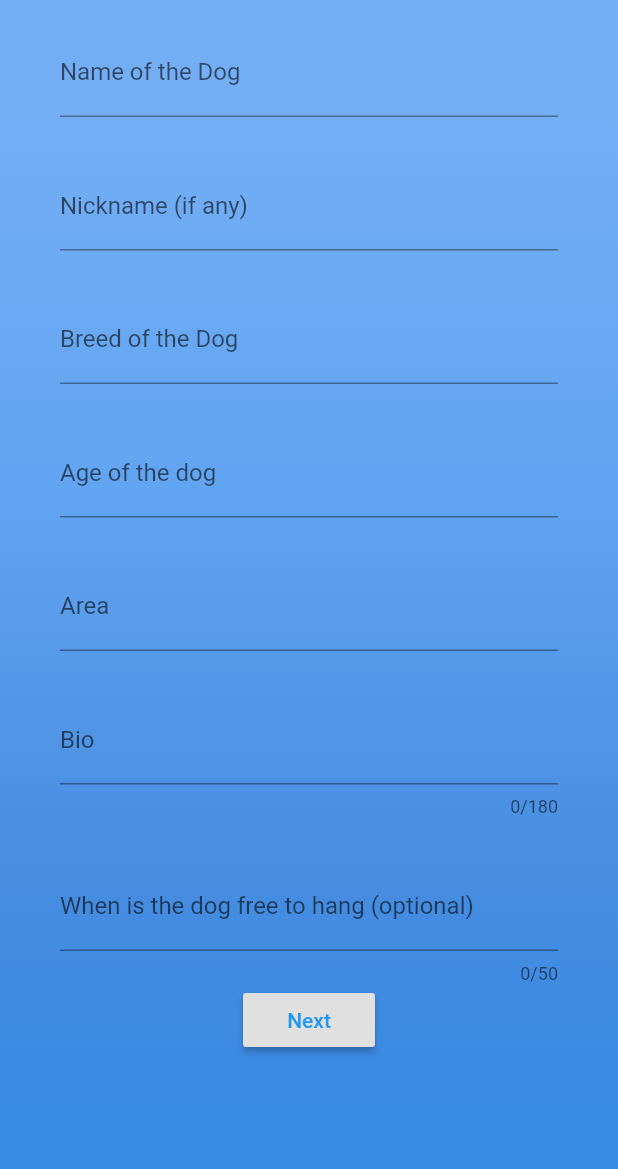
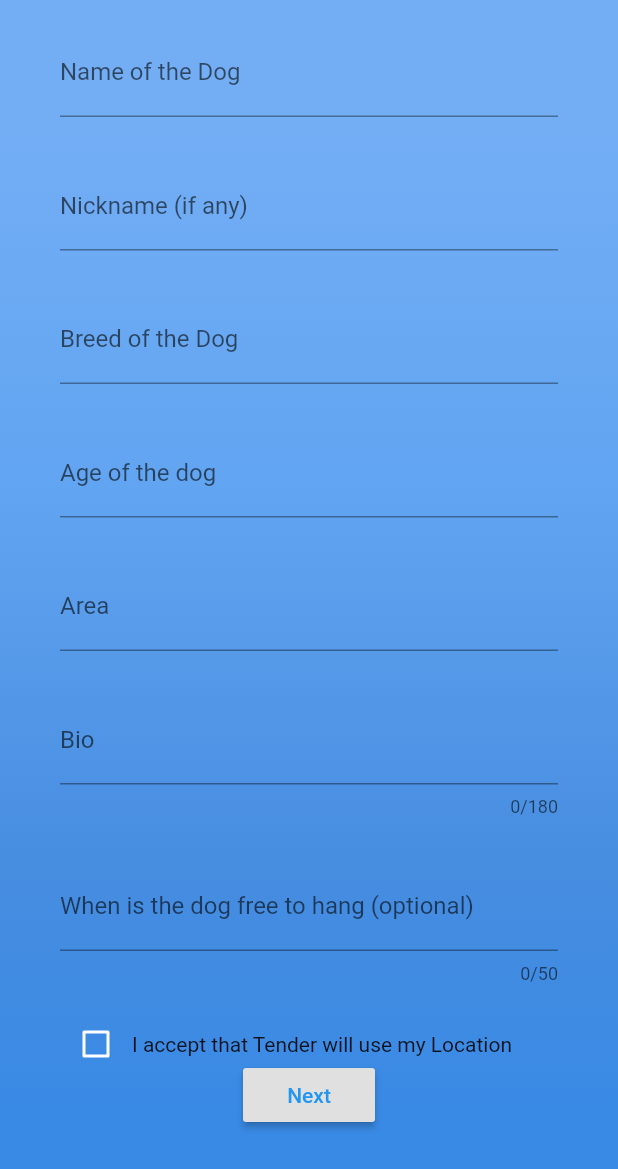
Before and after one commit to ahmedhamedaly/Healthy-Ageing, a Flutter app: the DogOwnerScreen screen opened directly, scrolled down 196 dp, on a phone screen of 412 x 824 dp. Shown: the top 1169 px of the screen. Run offline on Flutter 3.47's test engine with Material 2 defaults, Android fonts, the phone set to English and light mode, and no system bars; our stand-ins replace cloud_firestore, firebase_auth, geolocator, google_maps_flutter, image_picker; missing offline and left inert: fluttery_dart2; accounts and stored records are empty.

Commit message:
get location for dog owner

```diff
--- a/lib/screens/dog_owner_set_up.dart
+++ b/lib/screens/dog_owner_set_up.dart
@@ -2,6 +2,7 @@ import 'package:Healthy_Ageing/screens/photos.dart';
 import 'package:flutter/material.dart';
 import 'package:flutter/services.dart';
 import 'package:Healthy_Ageing/screens/user_or_dog_owner.dart';
+import 'package:geolocator/geolocator.dart';
 
 class DogOwnerScreen extends StatefulWidget {
   @override
@@ -18,6 +19,9 @@ class DogOwnerScreenState extends State<DogOwnerScreen> {
   String _area;
   String _bio;
   String _availablility;
+  bool _location = false;
+  String _isTick = "";
+  Position _currentPosition;
 
   final GlobalKey<FormState> _formKey1 = GlobalKey<FormState>();
   final _scaffoldKey = GlobalKey<ScaffoldState>();
@@ -121,6 +125,50 @@ class DogOwnerScreenState extends State<DogOwnerScreen> {
       },
     );
   }
+   Widget _buildLocationCheckBox() {
+    return Container(
+      height: 20.0,
+      child: Row(
+        children: <Widget>[
+          Theme(
+            data: ThemeData(unselectedWidgetColor: Colors.white),
+            child: Checkbox(
+              value: _location,
+              checkColor: Colors.green,
+              activeColor: Colors.white,
+              onChanged: (value) {
+                if(_location==false) {
+                  _getCurrentLocation();
+                }
+                setState(() {
+                  _location = value;
+
+                });
+              },
+            ),
+          ),
+          Text(
+            'I accept that Tender will use my Location',
+          ),
+
+        ],
+      ),
+    );
+  }
+  _getCurrentLocation() {
+    final Geolocator geolocator = Geolocator()..forceAndroidLocationManager;
+
+    geolocator
+        .getCurrentPosition(desiredAccuracy: LocationAccuracy.best)
+        .then((Position position) {
+      setState(() {
+        _currentPosition = position;
+
+      });
+    }).catchError((e) {
+      print(e);
+    });
+  }
 
   @override
   Widget build(BuildContext context) {
@@ -198,6 +246,8 @@ class DogOwnerScreenState extends State<DogOwnerScreen> {
                         _buildBio(),
                         SizedBox(height: 30.0),
                         _buildAvailability(),
+                        SizedBox(height: 30.0),
+                        _buildLocationCheckBox(),
                         RaisedButton(
                             child: Text(
                               'Next',
@@ -208,6 +258,7 @@ class DogOwnerScreenState extends State<DogOwnerScreen> {
                                 return;
                               }
                               _formKey1.currentState.save();
+                              _getCurrentLocation();
                               Navigator.push(context,
                                   MaterialPageRoute(builder: (context) {
                                 return Photos();
```
